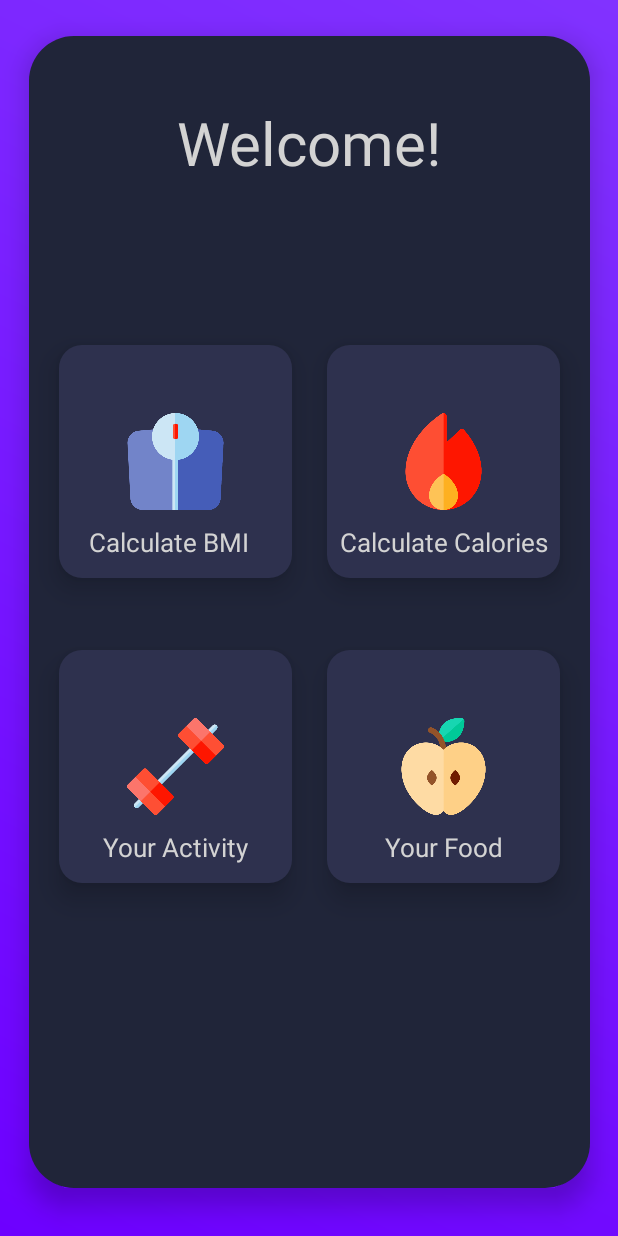
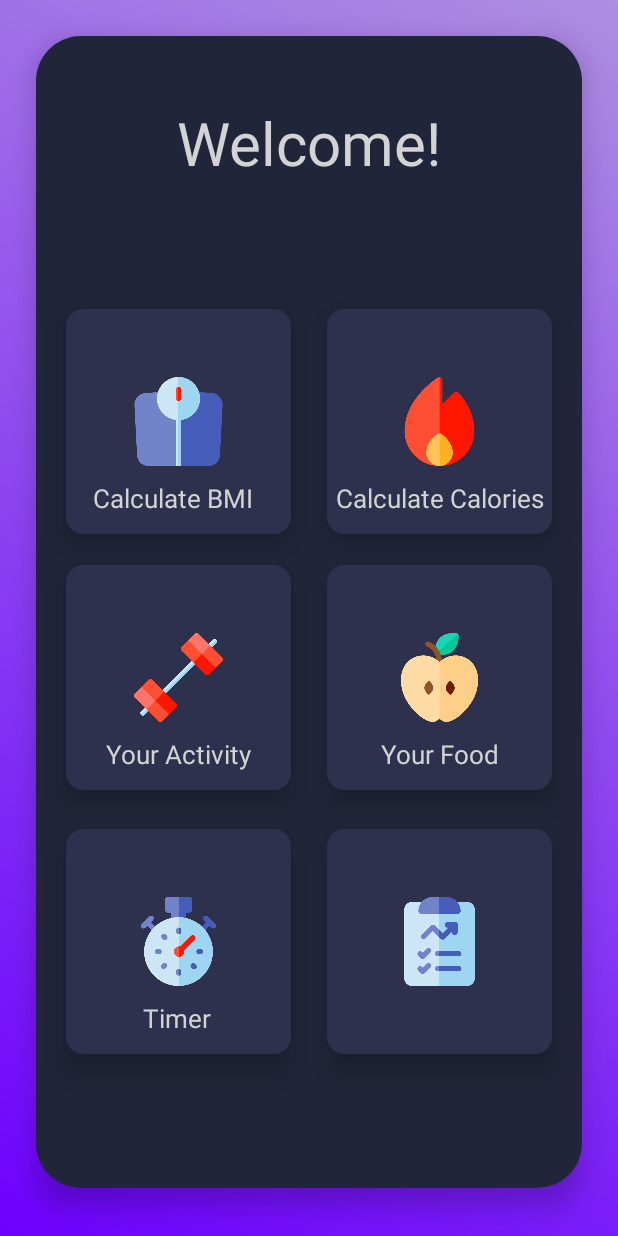
Before and after one commit to VickeTrossing/ExamensArbete, an Android app: the screen it shows after launch (MainActivity), on a phone screen of 412 x 824 dp. Run offline under Robolectric (Android 15) with nearby library versions, the phone set to English and light mode, and no system bars.

Commit message:
Even more design work on the home page, im never satisfied lmao

```diff
--- a/app/src/main/res/drawable/color_backgroud_home.xml
+++ b/app/src/main/res/drawable/color_backgroud_home.xml
@@ -4,7 +4,7 @@
     <gradient
             android:angle="45"
             android:startColor="#6D00FF"
-            android:endColor="#8132FF"
+            android:endColor="#AE8EE1"
             />
 
 
--- a/app/src/main/res/drawable/home_page_buttons.xml
+++ b/app/src/main/res/drawable/home_page_buttons.xml
@@ -1,5 +1,5 @@
 <?xml version="1.0" encoding="utf-8"?>
 <shape xmlns:android="http://schemas.android.com/apk/res/android">
-    <corners android:radius="15dp" />
+    <corners android:radius="11dp" />
     <solid android:color="#FF2E314E" />
 </shape>
--- a/app/src/main/res/layout/activity_main.xml
+++ b/app/src/main/res/layout/activity_main.xml
@@ -12,7 +12,7 @@
 
     <androidx.constraintlayout.widget.ConstraintLayout
             android:id="@+id/constraintLayout5"
-            android:layout_width="374dp"
+            android:layout_width="364dp"
             android:layout_height="0dp"
             android:layout_marginStart="16dp"
             android:layout_marginTop="24dp"
@@ -41,8 +41,8 @@
         <ImageButton
                 android:id="@+id/buttonFood"
 
-                android:layout_width="155dp"
-                android:layout_height="155dp"
+                android:layout_width="150dp"
+                android:layout_height="150dp"
                 android:layout_marginTop="16dp"
                 android:layout_marginEnd="20dp"
                 android:layout_marginBottom="32dp"
@@ -59,15 +59,15 @@
                 app:layout_constraintBottom_toBottomOf="parent"
                 app:layout_constraintEnd_toEndOf="parent"
                 app:layout_constraintTop_toBottomOf="@+id/imageButtonCal"
-                app:layout_constraintVertical_bias="0.158" />
+                app:layout_constraintVertical_bias="0.019" />
 
         <ImageButton
                 android:id="@+id/imageButtonCal"
 
-                android:layout_width="155dp"
-                android:layout_height="155dp"
+                android:layout_width="150dp"
+                android:layout_height="150dp"
                 android:layout_gravity="center"
-                android:layout_marginTop="108dp"
+                android:layout_marginTop="84dp"
                 android:layout_marginEnd="20dp"
                 android:background="@drawable/home_page_buttons"
                 android:elevation="11dp"
@@ -114,8 +114,8 @@
         <ImageButton
                 android:id="@+id/buttonActivity"
 
-                android:layout_width="155dp"
-                android:layout_height="155dp"
+                android:layout_width="150dp"
+                android:layout_height="150dp"
                 android:layout_marginStart="20dp"
                 android:layout_marginTop="16dp"
                 android:layout_marginBottom="32dp"
@@ -132,15 +132,15 @@
                 app:layout_constraintBottom_toBottomOf="parent"
                 app:layout_constraintStart_toStartOf="parent"
                 app:layout_constraintTop_toBottomOf="@+id/buttonBMI"
-                app:layout_constraintVertical_bias="0.158" />
+                app:layout_constraintVertical_bias="0.019" />
 
         <ImageButton
                 android:id="@+id/buttonBMI"
 
-                android:layout_width="155dp"
-                android:layout_height="155dp"
+                android:layout_width="150dp"
+                android:layout_height="150dp"
                 android:layout_marginStart="20dp"
-                android:layout_marginTop="108dp"
+                android:layout_marginTop="84dp"
                 android:background="@drawable/home_page_buttons"
                 android:elevation="11dp"
                 android:onClick="goToBMI"
@@ -182,6 +182,63 @@
                 app:layout_constraintHorizontal_bias="0.408"
                 app:layout_constraintStart_toStartOf="@+id/buttonBMI" />
 
+        <ImageButton
+                android:id="@+id/toBeA"
+                android:layout_width="150dp"
+                android:layout_height="150dp"
+                android:layout_marginStart="20dp"
+                android:layout_marginTop="16dp"
+                android:layout_marginBottom="32dp"
+
+                android:background="@drawable/home_page_buttons"
+                android:onClick="goToBMI"
+                android:padding="45dp"
+                android:scaleType="fitStart"
+                android:src="@drawable/stopwatch"
+                android:textAllCaps="false"
+                android:textColor="#D3D3D3"
+                android:elevation="11dp"
+                android:textSize="20dp"
+                app:layout_constraintBottom_toBottomOf="parent"
+                app:layout_constraintStart_toStartOf="parent"
+                app:layout_constraintTop_toBottomOf="@+id/buttonActivity"
+                app:layout_constraintVertical_bias="0.146" />
+
+        <TextView
+                android:id="@+id/textView12"
+                android:layout_width="wrap_content"
+                android:layout_height="wrap_content"
+                android:layout_marginBottom="12dp"
+                android:elevation="11dp"
+                android:text="Timer"
+                android:textColor="#D3D3D3"
+                android:textSize="17dp"
+                app:layout_constraintBottom_toBottomOf="@+id/toBeA"
+                app:layout_constraintEnd_toEndOf="@+id/toBeA"
+                app:layout_constraintHorizontal_bias="0.49"
+                app:layout_constraintStart_toStartOf="@+id/toBeA" />
+
+
+        <ImageButton
+                android:id="@+id/toBeAb"
+                android:layout_width="150dp"
+                android:layout_height="150dp"
+                android:layout_marginTop="16dp"
+                android:layout_marginEnd="20dp"
+                android:background="@drawable/home_page_buttons"
+                android:elevation="11dp"
+                android:onClick="goToBMI"
+                android:padding="45dp"
+                android:scaleType="fitStart"
+                android:src="@drawable/report"
+                android:textAllCaps="false"
+                android:textColor="#D3D3D3"
+                android:textSize="20dp"
+                app:layout_constraintBottom_toBottomOf="parent"
+                app:layout_constraintEnd_toEndOf="parent"
+                app:layout_constraintTop_toBottomOf="@+id/buttonFood"
+                app:layout_constraintVertical_bias="0.102" />
+
     </androidx.constraintlayout.widget.ConstraintLayout>
 
 
```
